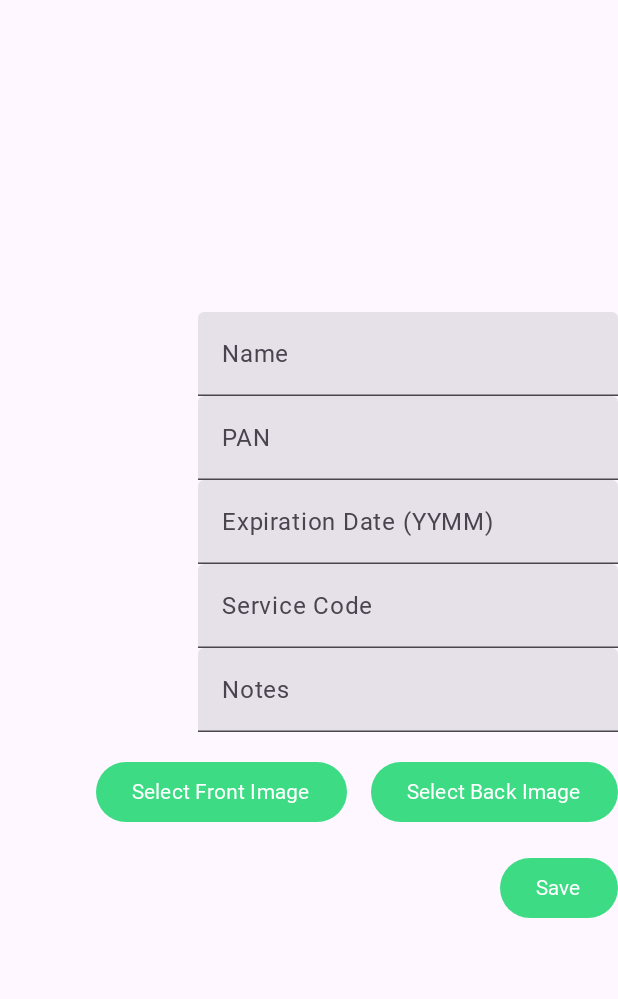
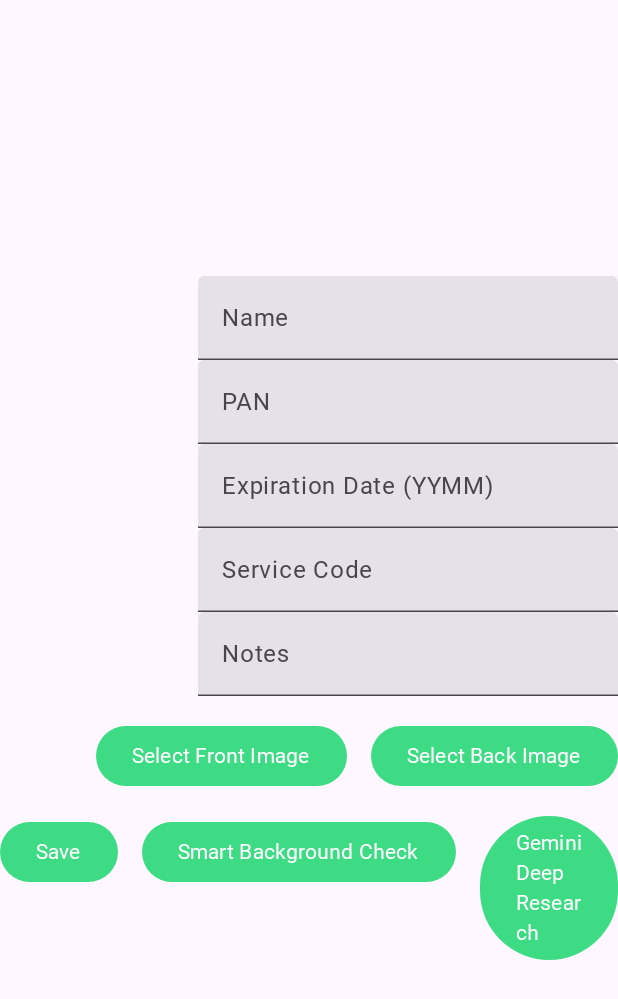
Before and after one commit to HereLiesAz/MagNom, an Android app built with Jetpack Compose: the composable CardEditorScreen shown on its own in the app's theme, on a phone screen of 412 x 824 dp. Shown: the top 999 px of the screen. Run offline under Robolectric (Android 15) with nearby library versions, the phone set to English and light mode, and no system bars; libraries missing offline, so code that uses them is left out: com.google.mlkit.vision, net.lingala.zip4j; pictures from the network do not load; Roboto replaces fonts that are not available here; 2 statements that could not run were skipped.

Commit message:
feat: Add Smart Background Check and Gemini Deep Research buttons
- Added a "Smart Background Check" button to the CardEditorScreen.
- Implemented logic in CardEditorViewModel to open a browser with a pre-populated search for the cardholder's name on smartbackgroundchecks.com.
- Added a defensive check to handle single-word names gracefully and prevent crashes.
- Added a "Gemini Deep Research" button to the CardEditorScreen.
- Implemented logic in CardEditorViewModel to open the Gemini website.
- Updated README.md to move "Smart Background Checks Integration" and "Gemini Deep Research Integration" to the "Implemented Features" section.

```diff
--- a/app/src/main/kotlin/com/hereliesaz/magnom/ui/screens/CardEditorScreen.kt
+++ b/app/src/main/kotlin/com/hereliesaz/magnom/ui/screens/CardEditorScreen.kt
@@ -20,6 +20,7 @@ import coil.compose.AsyncImage
 import androidx.compose.runtime.getValue
 import androidx.compose.ui.Alignment
 import androidx.compose.ui.Modifier
+import androidx.compose.ui.platform.LocalContext
 import androidx.lifecycle.viewmodel.compose.viewModel
 import androidx.navigation.NavController
 import com.hereliesaz.magnom.viewmodels.CardEditorViewModel
@@ -27,6 +28,7 @@ import com.hereliesaz.magnom.viewmodels.CardEditorViewModel
 @Composable
 fun CardEditorScreen(navController: NavController, cardEditorViewModel: CardEditorViewModel = viewModel()) {
     val uiState by cardEditorViewModel.uiState.collectAsState()
+    val context = LocalContext.current
 
     val launcher = rememberLauncherForActivityResult(
         contract = ActivityResultContracts.GetContent()
@@ -103,11 +105,21 @@ fun CardEditorScreen(navController: NavController, cardEditorViewModel: CardEdit
             }
         }
 
-        Button(onClick = {
-            cardEditorViewModel.saveCardProfile()
-            navController.popBackStack()
-        }) {
-            Text("Save")
+        Row {
+            Button(onClick = {
+                cardEditorViewModel.saveCardProfile()
+                navController.popBackStack()
+            }) {
+                Text("Save")
+            }
+            Spacer(modifier = Modifier.width(16.dp))
+            Button(onClick = { cardEditorViewModel.smartBackgroundCheck(context, uiState.name) }) {
+                Text("Smart Background Check")
+            }
+            Spacer(modifier = Modifier.width(16.dp))
+            Button(onClick = { cardEditorViewModel.geminiDeepResearch(context) }) {
+                Text("Gemini Deep Research")
+            }
         }
 
         uiState.error?.let {
```
Also changed, not shown: app/src/main/kotlin/com/hereliesaz/magnom/viewmodels/CardEditorViewModel.kt (+24 -5 lines), 1 other file.
